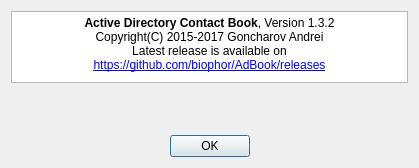
Qt form QtAdBook/AboutDlg.ui (biophor/AdBook) before a commit.
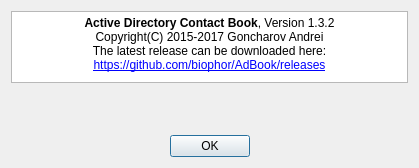
The same form after that commit.

```diff
--- a/QtAdBook/AboutDlg.ui
+++ b/QtAdBook/AboutDlg.ui
@@ -29,10 +29,10 @@
       <string>&lt;!DOCTYPE HTML PUBLIC &quot;-//W3C//DTD HTML 4.0//EN&quot; &quot;http://www.w3.org/TR/REC-html40/strict.dtd&quot;&gt;
 &lt;html&gt;&lt;head&gt;&lt;meta name=&quot;qrichtext&quot; content=&quot;1&quot; /&gt;&lt;style type=&quot;text/css&quot;&gt;
 p, li { white-space: pre-wrap; }
-&lt;/style&gt;&lt;/head&gt;&lt;body style=&quot; font-family:'MS Shell Dlg 2'; font-size:7.8pt; font-weight:400; font-style:normal;&quot;&gt;
+&lt;/style&gt;&lt;/head&gt;&lt;body style=&quot; font-family:'MS Shell Dlg 2'; font-size:8.25pt; font-weight:400; font-style:normal;&quot;&gt;
 &lt;p align=&quot;center&quot; style=&quot; margin-top:0px; margin-bottom:0px; margin-left:0px; margin-right:0px; -qt-block-indent:0; text-indent:0px;&quot;&gt;&lt;span style=&quot; font-size:9pt; font-weight:600;&quot;&gt;Active Directory Contact Book&lt;/span&gt;&lt;span style=&quot; font-size:9pt;&quot;&gt;, Version 1.3.2&lt;/span&gt;&lt;/p&gt;
 &lt;p align=&quot;center&quot; style=&quot; margin-top:0px; margin-bottom:0px; margin-left:0px; margin-right:0px; -qt-block-indent:0; text-indent:0px;&quot;&gt;&lt;span style=&quot; font-size:9pt;&quot;&gt;Copyright(C) 2015-2017 Goncharov Andrei&lt;/span&gt;&lt;/p&gt;
-&lt;p align=&quot;center&quot; style=&quot; margin-top:0px; margin-bottom:0px; margin-left:0px; margin-right:0px; -qt-block-indent:0; text-indent:0px;&quot;&gt;&lt;span style=&quot; font-size:9pt;&quot;&gt;Latest release is available on&lt;/span&gt;&lt;/p&gt;
+&lt;p align=&quot;center&quot; style=&quot; margin-top:0px; margin-bottom:0px; margin-left:0px; margin-right:0px; -qt-block-indent:0; text-indent:0px;&quot;&gt;&lt;span style=&quot; font-size:9pt;&quot;&gt;The latest release can be downloaded here:&lt;/span&gt;&lt;/p&gt;
 &lt;p align=&quot;center&quot; style=&quot; margin-top:0px; margin-bottom:0px; margin-left:0px; margin-right:0px; -qt-block-indent:0; text-indent:0px;&quot;&gt;&lt;a href=&quot;https://github.com/biophor/AdBook/releases&quot;&gt;&lt;span style=&quot; font-size:9pt; text-decoration: underline; color:#0000ff;&quot;&gt;https://github.com/biophor/AdBook/releases&lt;/span&gt;&lt;/a&gt;&lt;/p&gt;&lt;/body&gt;&lt;/html&gt;</string>
      </property>
      <property name="openExternalLinks">
```
